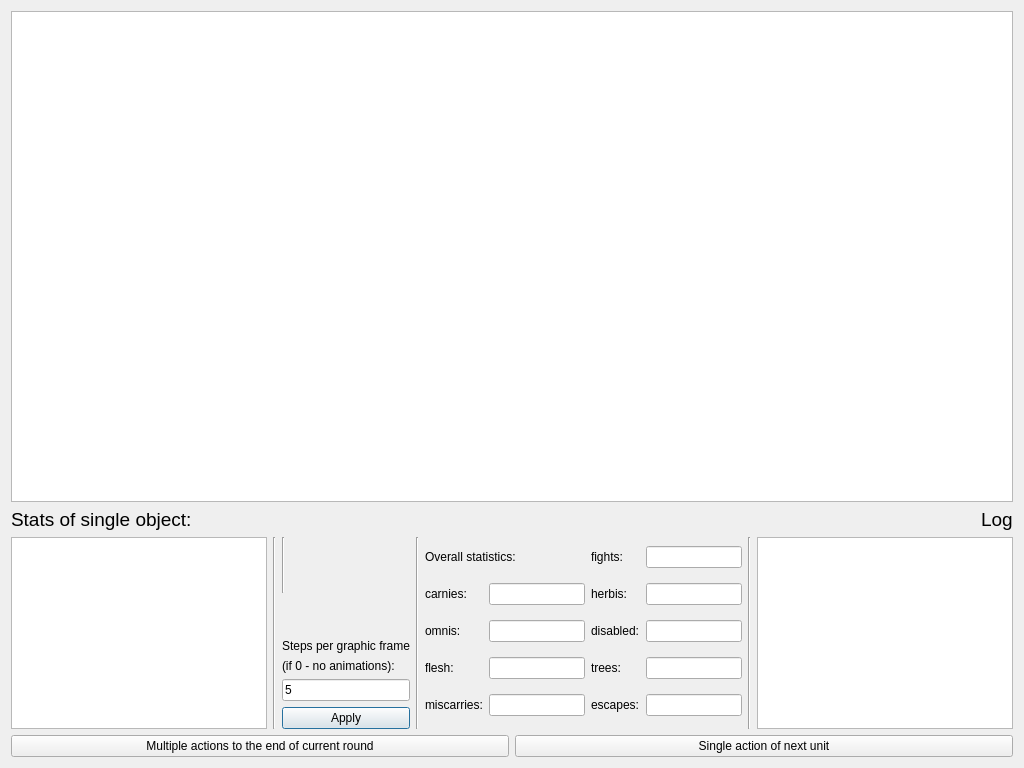
Before: the Qt Designer form dialog.ui in evolvazpr/evolva, drawn with Qt 5.
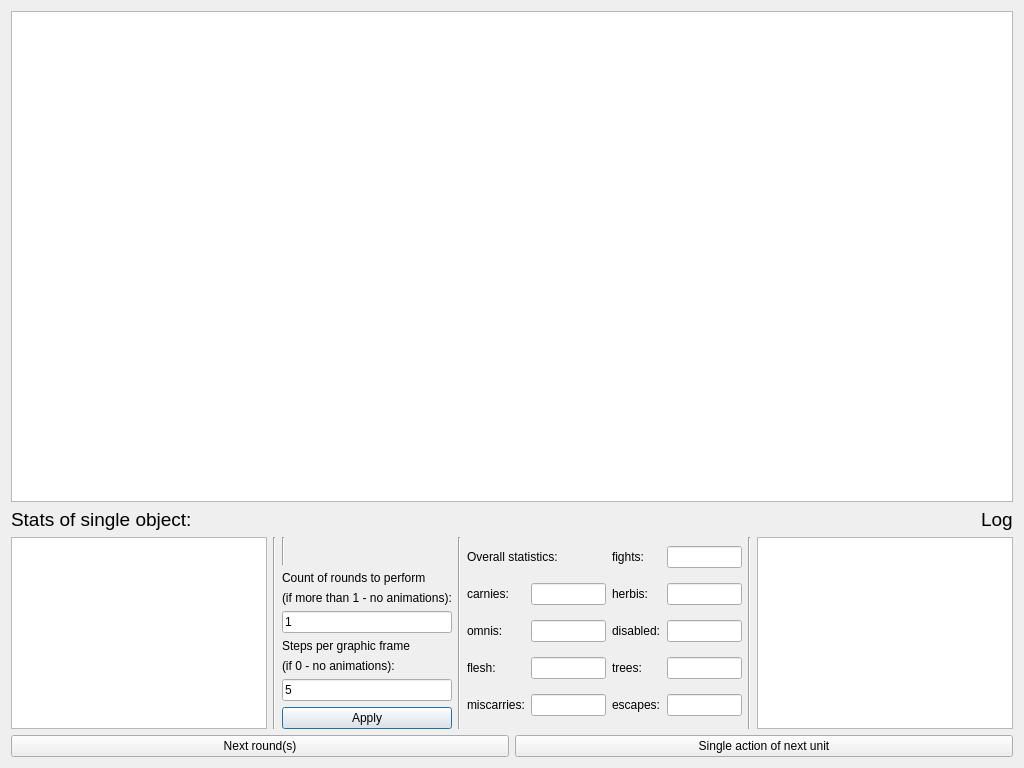
After: the same form once the commit is applied.

What changed in the file:
```diff
--- a/dialog.ui
+++ b/dialog.ui
@@ -116,20 +116,43 @@
         </widget>
        </item>
        <item>
-        <spacer name="verticalSpacer">
-         <property name="orientation">
-          <enum>Qt::Vertical</enum>
+        <widget class="QLabel" name="label_13">
+         <property name="sizePolicy">
+          <sizepolicy hsizetype="Preferred" vsizetype="Maximum">
+           <horstretch>0</horstretch>
+           <verstretch>0</verstretch>
+          </sizepolicy>
          </property>
-         <property name="sizeType">
-          <enum>QSizePolicy::Minimum</enum>
+         <property name="text">
+          <string>Count of rounds to perform</string>
          </property>
-         <property name="sizeHint" stdset="0">
-          <size>
-           <width>20</width>
-           <height>40</height>
-          </size>
+        </widget>
+       </item>
+       <item>
+        <widget class="QLabel" name="label_14">
+         <property name="sizePolicy">
+          <sizepolicy hsizetype="Preferred" vsizetype="Maximum">
+           <horstretch>0</horstretch>
+           <verstretch>0</verstretch>
+          </sizepolicy>
          </property>
-        </spacer>
+         <property name="text">
+          <string>(if more than 1 - no animations):</string>
+         </property>
+        </widget>
+       </item>
+       <item>
+        <widget class="QLineEdit" name="lineEdit_rounds">
+         <property name="sizePolicy">
+          <sizepolicy hsizetype="Expanding" vsizetype="Maximum">
+           <horstretch>0</horstretch>
+           <verstretch>0</verstretch>
+          </sizepolicy>
+         </property>
+         <property name="text">
+          <string>1</string>
+         </property>
+        </widget>
        </item>
        <item>
         <widget class="QLabel" name="label">
@@ -461,7 +484,7 @@
      <item>
       <widget class="QPushButton" name="pushButton_3">
        <property name="text">
-        <string>Multiple actions to the end of current round</string>
+        <string>Next round(s)</string>
        </property>
       </widget>
      </item>
```
